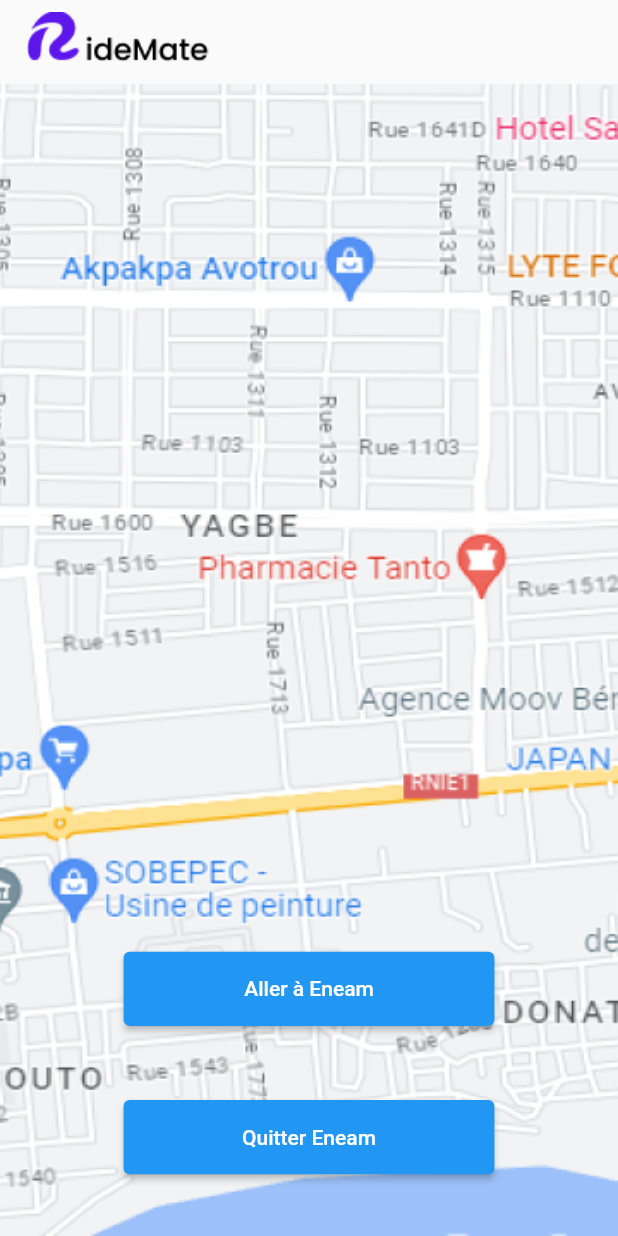
After one commit to Abbasrx77/RideMate, a Flutter app: the ChoixPositionDepartPassager screen opened by its route, after a tap on "Quitter Eneam", on a phone screen of 412 x 824 dp. The commit adds this screen. Run offline on Flutter 3.47's test engine with Material 2 defaults, Android fonts, the phone set to English and light mode, and no system bars; our stand-ins replace flutter_secure_storage; accounts and stored records are empty.

Commit message:
Ajout de la page de choix de la position relative à l'eneam (passager)

```diff
--- a/lib/main.dart
+++ b/lib/main.dart
@@ -1,10 +1,9 @@
 import 'package:flutter/material.dart';
 import 'package:ridemate/routes/routes_constants.dart';
 import 'package:ridemate/views/conducteur/acceuil.dart';
-import 'package:ridemate/views/conducteur/choix_position_depart.dart';
-import 'package:ridemate/views/conducteur/choix_profil.dart';
 import 'package:ridemate/views/conducteur/inscription.dart';
 import 'package:ridemate/views/conducteur/offre_de_trajet.dart';
+import 'package:ridemate/views/passager/choix_position_depart.dart';
 import 'package:ridemate/views/passager/inscription.dart';
 import 'package:ridemate/views/shared_views/connexion.dart';
 import 'package:flutter_localizations/flutter_localizations.dart';
@@ -36,6 +35,12 @@ void main() {
       choix_position_depart_route: (context){
         return const AcceuilConducteurPageWidget();
       },
+      offre_trajet_conducteur_route: (context){
+        return const OffreDeTrajet();
+      },
+      choix_position_depart_passager_route: (context){
+        return const ChoixPositionDepartPassager();
+      },
     },
     home: const ConnexionPageWidget(),
   ));
--- a/lib/routes/routes_constants.dart
+++ b/lib/routes/routes_constants.dart
@@ -2,3 +2,5 @@ const inscription_conducteur_route = '/inscription_conducteur/';
 const inscription_passager_route = '/inscription_passager/';
 const connexion_route = '/connexion/';
 const choix_position_depart_route = '/choix_position_depart/';
+const offre_trajet_conducteur_route = '/offre_trajet_conducteur/';
+const choix_position_depart_passager_route = '/choix_position_depart_passager/';
--- /dev/null
+++ b/lib/views/passager/choix_position_depart.dart
@@ -0,0 +1,60 @@
+import 'package:flutter/material.dart';
+import 'package:ridemate/utilities/navigation.dart';
+import 'package:flutter_secure_storage/flutter_secure_storage.dart';
+
+class ChoixPositionDepartPassager extends StatelessWidget {
+  const ChoixPositionDepartPassager({super.key});
+  final storage = const FlutterSecureStorage();
+  @override
+  Widget build(BuildContext context) {
+    double deviceHeight = MediaQuery.of(context).size.height;
+    double deviceWidth = MediaQuery.of(context).size.width;
+    return Scaffold(
+      appBar: AppBar(
+        automaticallyImplyLeading: false,
+        backgroundColor: Colors.transparent,
+        elevation: 0,
+        title: SizedBox(
+          height: deviceWidth * 0.1,// you can increase or decrease the height as you need
+          child: Image.asset('assets/main_logo.png'),
+        ),
+      ),
+      body: Stack(
+        alignment: Alignment.center,
+        children: <Widget>[
+          Container(
+            decoration: const BoxDecoration(
+                image: DecorationImage(
+                    image: AssetImage("assets/maps.png"),
+                    fit: BoxFit.fill)
+            ),
+          ),
+          Positioned(
+            width: deviceWidth * 0.6,
+            height: deviceHeight * 0.06,
+            bottom: deviceHeight * 0.05,
+            child: ElevatedButton(
+              onPressed: ()async{
+                //await storage.write(key: 'eneam', value: "quitter_eneam");
+                //Navigator.push(context, NoAnimationMaterialPageRoute(builder: (context) => const AcceuilConducteurPageWidget(), settings: null));
+              },
+              child: const Text("Quitter Eneam"),
+            ),
+          ),
+          Positioned(
+            width: deviceWidth * 0.6,
+            height: deviceHeight * 0.06,
+            bottom: deviceHeight * 0.17,
+            child: ElevatedButton(
+              onPressed: ()async{
+                //await storage.write(key: 'eneam', value: "aller_eneam");
+                //Navigator.push(context, NoAnimationMaterialPageRoute(builder: (context) => const AcceuilConducteurPageWidget(), settings: null));
+              },
+              child: const Text("Aller à Eneam"),
+            ),
+          ),
+        ],
+      ),
+    );
+  }
+}
--- a/lib/views/passager/inscription.dart
+++ b/lib/views/passager/inscription.dart
@@ -236,8 +236,7 @@ class _InscriptionPassagerPageWidgetState extends State<InscriptionPassagerPageW
                           final response = await apiService.inscription('inscription',body: body);
                           if(response.statusCode == 201){
                             //REDIRECTION
-                            //L'utilisateur doit etre redirigé vers la page d'acceuil conducteur
-                            await showErrorDialog(context, "Vous êtes inscrit avec succès !");
+                            Navigator.pushReplacement(context, NoAnimationMaterialPageRoute(builder: (context) => const ConnexionPageWidget(), settings: null));
                           }else if(response.statusCode == 404){
                             await showErrorDialog(context, "Identifiant invalide");
                           } else{
--- a/lib/views/shared_views/connexion.dart
+++ b/lib/views/shared_views/connexion.dart
@@ -4,6 +4,7 @@ import 'package:ridemate/utilities/navigation.dart';
 import 'package:ridemate/views/conducteur/choix_position_depart.dart';
 import 'package:ridemate/views/conducteur/choix_profil.dart';
 import 'package:ridemate/utilities/error_dialog.dart';
+import 'package:ridemate/views/passager/choix_position_depart.dart';
 import 'dart:convert';
 import 'package:ridemate/views/passager/inscription.dart';
 
@@ -161,7 +162,7 @@ class _ConnexionPageWidgetState extends State<ConnexionPageWidget> {
                               Navigator.pushReplacement(context, NoAnimationMaterialPageRoute(builder: (context) => const ChoixPositionDepart(), settings: null));
 
                             }else if(fonction == 'passager'){
-                              //REDIRECTION Passager
+                              Navigator.pushReplacement(context, NoAnimationMaterialPageRoute(builder: (context) => const ChoixPositionDepartPassager(), settings: null));
 
                             }else if(fonction == 'admin'){
                               //REDIRECTION Admin
```
